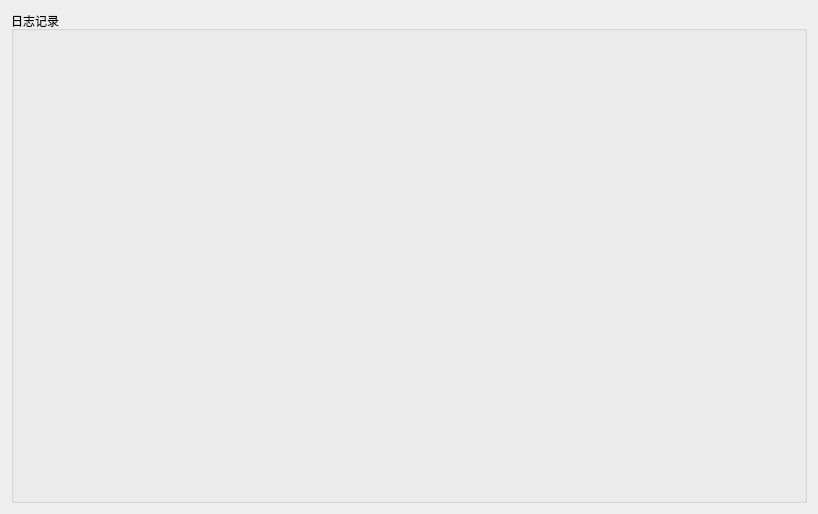
Old version of the form PDU-CalibrateTool/logs/logmainwid.ui in the repository ChinaClever/PDU-CalibrateTool.
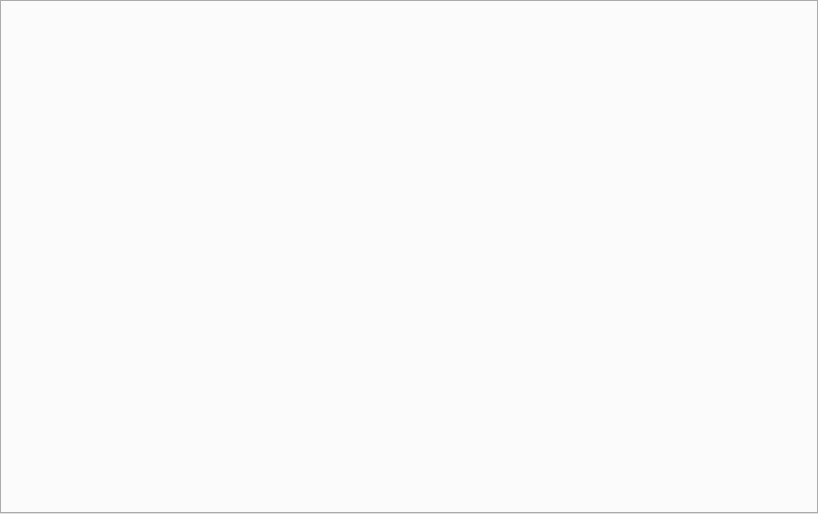
New version of the form.

Commit message: 日志显示出来

```diff
--- a/PDU-CalibrateTool/logs/logmainwid.ui
+++ b/PDU-CalibrateTool/logs/logmainwid.ui
@@ -14,16 +14,29 @@
    <string>Form</string>
   </property>
   <layout class="QGridLayout" name="gridLayout">
+   <property name="leftMargin">
+    <number>0</number>
+   </property>
+   <property name="topMargin">
+    <number>0</number>
+   </property>
+   <property name="rightMargin">
+    <number>0</number>
+   </property>
+   <property name="bottomMargin">
+    <number>0</number>
+   </property>
+   <property name="spacing">
+    <number>0</number>
+   </property>
    <item row="0" column="0">
-    <widget class="QGroupBox" name="groupBox">
-     <property name="title">
-      <string>日志记录</string>
+    <widget class="QTabWidget" name="tabWidget">
+     <property name="tabPosition">
+      <enum>QTabWidget::East</enum>
      </property>
-     <layout class="QGridLayout" name="gridLayout_2">
-      <item row="0" column="0">
-       <widget class="QStackedWidget" name="stackedWid"/>
-      </item>
-     </layout>
+     <property name="currentIndex">
+      <number>-1</number>
+     </property>
     </widget>
    </item>
   </layout>
```
The commit also changes 4 other files.
